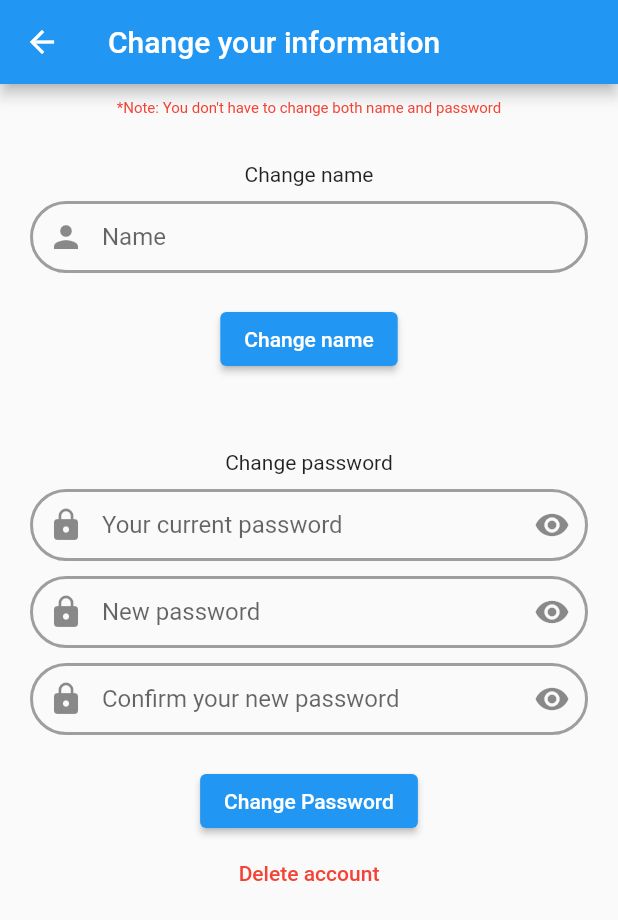
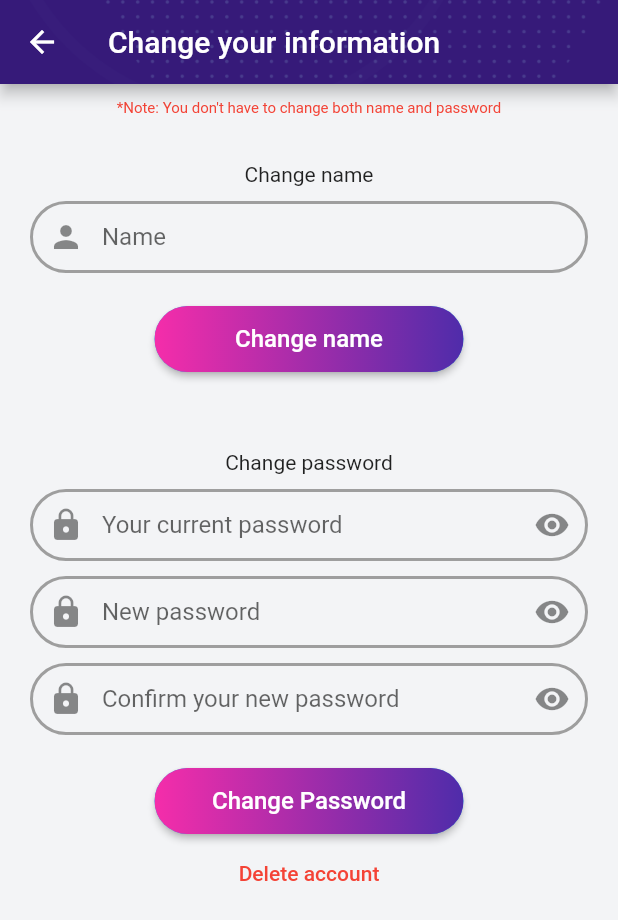
Before and after one commit to kin47/Flutter-Training, a Flutter app: the ChangeInformationScreen screen opened by its route, on a phone screen of 412 x 824 dp. Shown: the top 920 px of the screen. Run offline on Flutter 3.47's test engine with Material 2 defaults, Android fonts, the phone set to English and light mode, and no system bars; our stand-ins replace cloud_firestore, dio, firebase_auth, firebase_core, flutter_rating_bar; accounts and stored records are empty; network calls fail.

Commit message:
fix: update UI

```diff
--- /dev/null
+++ b/lib/helpers/custom_scaffold.dart
@@ -0,0 +1,47 @@
+import 'package:flutter/material.dart';
+
+Widget defaultScaffold(BuildContext context,
+    {AppBar? appBar,
+    required Widget body,
+    FloatingActionButton? floatingActionButton,
+    bool extendBodyBehindAppBar = false}) {
+  return Scaffold(
+    appBar: appBar,
+    backgroundColor: Theme.of(context).backgroundColor,
+    body: body,
+    floatingActionButton: floatingActionButton,
+    extendBodyBehindAppBar: extendBodyBehindAppBar,
+  );
+}
+
+AppBar defaultAppBar(BuildContext context, String title) {
+  return AppBar(
+    title: Text(title),
+    backgroundColor: Theme.of(context).primaryColor,
+    flexibleSpace: Container(
+      decoration: const BoxDecoration(
+        image: DecorationImage(
+          image: AssetImage('assets/images/assets-01.png'),
+          fit: BoxFit.fitWidth,
+        ),
+      ),
+    ),
+  );
+}
+
+AppBar appBarWithActions(
+    BuildContext context, String title, List<Widget> actions) {
+  return AppBar(
+    title: Text(title),
+    backgroundColor: Theme.of(context).primaryColor,
+    flexibleSpace: Container(
+      decoration: const BoxDecoration(
+        image: DecorationImage(
+          image: AssetImage('assets/images/assets-01.png'),
+          fit: BoxFit.fitWidth,
+        ),
+      ),
+    ),
+    actions: actions,
+  );
+}
--- /dev/null
+++ b/lib/helpers/default_elevated_button.dart
@@ -0,0 +1,43 @@
+import 'package:flutter/material.dart';
+
+ElevatedButton defaultElevatedButton(VoidCallback onPress, String text, double buttonWidth) {
+  return ElevatedButton(
+    onPressed: onPress,
+    style: ElevatedButton.styleFrom(
+      shape: const StadiumBorder(),
+      padding: const EdgeInsets.all(0),
+    ),
+    child: Ink(
+      decoration: const BoxDecoration(
+        gradient: LinearGradient(
+          colors: [
+            Color(0xFFF52DAA),
+            Color(0xFF4F2CAA),
+          ],
+          begin: Alignment.centerLeft,
+          end: Alignment.centerRight,
+        ),
+        borderRadius: BorderRadius.all(
+          Radius.circular(22),
+        ),
+      ),
+      child: SizedBox(
+        width: buttonWidth,
+        height: 44,
+        child: Row(
+          mainAxisAlignment: MainAxisAlignment.center,
+          children: [
+            Text(text,
+              textAlign: TextAlign.center,
+              style: const TextStyle(
+                color: Colors.white,
+                fontSize: 16,
+                fontWeight: FontWeight.w500,
+              ),
+            ),
+          ],
+        ),
+      ),
+    ),
+  );
+}
--- a/lib/user/views/change_information_screen.dart
+++ b/lib/user/views/change_information_screen.dart
@@ -1,11 +1,13 @@
 import 'package:flutter/material.dart';
+import 'package:flutter_training/helpers/custom_scaffold.dart';
+import 'package:flutter_training/helpers/default_elevated_button.dart';
 import 'package:flutter_training/helpers/ui_spacing.dart';
 import 'package:flutter_training/routes/app_routes.dart';
 import 'package:flutter_training/user/ViewModel/authentication.dart';
 import 'package:flutter_training/user/ViewModel/user_database.dart';
-import 'package:flutter_training/user/widgets/input_decoration.dart';
-import 'package:flutter_training/user/widgets/show_dialog.dart';
-import 'package:flutter_training/user/widgets/show_snackbar.dart';
+import 'package:flutter_training/helpers/input_decoration.dart';
+import 'package:flutter_training/helpers/show_dialog.dart';
+import 'package:flutter_training/helpers/show_snackbar.dart';
 import 'package:provider/provider.dart';
 
 class ChangeInformationScreen extends StatefulWidget {
@@ -37,13 +39,11 @@ class _ChangeInformationScreenState extends State<ChangeInformationScreen> {
 
   onChangePassword() async {
     if (_newPasswordController.text.isNotEmpty &&
-        _newPasswordController.text ==
-            _confirmNewPasswordController.text) {
-      Authentication auth =
-      Provider.of<Authentication>(context, listen: false);
+        _newPasswordController.text == _confirmNewPasswordController.text) {
+      Authentication auth = Provider.of<Authentication>(context, listen: false);
       if (await auth.changePassword(_newPasswordController.text)) {
-        customShowDialog(context, onClose,
-            "Change Password Successfully", "Close");
+        customShowDialog(
+            context, onClose, "Change Password Successfully", "Close");
       }
     }
   }
@@ -51,18 +51,19 @@ class _ChangeInformationScreenState extends State<ChangeInformationScreen> {
   onDeleteAccount() async {
     Authentication auth = Provider.of<Authentication>(context, listen: false);
     Navigator.of(context).pop();
-    if (await auth.deleteAccount() && await UserDatabase().deleteAccount(auth.currUser!.uid!)) {
+    if (await auth.deleteAccount() &&
+        await UserDatabase().deleteAccount(auth.currUser!.uid!)) {
       showSnackBar(context, "Delete Account Successfully!");
-      Navigator.of(context).pushNamedAndRemoveUntil(RouteName.root, (route) => false);
+      Navigator.of(context)
+          .pushNamedAndRemoveUntil(RouteName.root, (route) => false);
     }
   }
 
   @override
   Widget build(BuildContext context) {
-    return Scaffold(
-      appBar: AppBar(
-        title: const Text("Change your information"),
-      ),
+    return defaultScaffold(
+      context,
+      appBar: defaultAppBar(context, "Change your information"),
       body: SingleChildScrollView(
         child: Column(
           children: [
@@ -79,14 +80,19 @@ class _ChangeInformationScreenState extends State<ChangeInformationScreen> {
             SH10,
             nameInput(),
             SH20,
-            ElevatedButton(
-              onPressed: () async {
-                Authentication auth = Provider.of<Authentication>(context, listen: false);
-                if(await auth.changeAuthName(_nameController.text) && await UserDatabase().changeName(auth.currUser!.uid!, _nameController.text)) {
-                  customShowDialog(context, onClose, "Change name successfully", "Close");
+            defaultElevatedButton(
+              () async {
+                Authentication auth =
+                    Provider.of<Authentication>(context, listen: false);
+                if (await auth.changeAuthName(_nameController.text) &&
+                    await UserDatabase().changeName(
+                        auth.currUser!.uid!, _nameController.text)) {
+                  customShowDialog(
+                      context, onClose, "Change name successfully", "Close");
                 }
               },
-              child: const Text("Change name"),
+              "Change name",
+              screenWidthPercentage(context, percentage: 0.5),
             ),
             SH50,
             const Text("Change password"),
@@ -97,13 +103,15 @@ class _ChangeInformationScreenState extends State<ChangeInformationScreen> {
             SH10,
             confirmNewPasswordInput(),
             SH20,
-            ElevatedButton(
-              onPressed: onChangePassword,
-              child: const Text("Change Password"),
+            defaultElevatedButton(
+              onChangePassword,
+              "Change Password",
+              screenWidthPercentage(context, percentage: 0.5),
             ),
             TextButton(
               onPressed: () {
-                twoOptionsDialog(context, onDeleteAccount, onClose, "Do you want do delete your account?", "Yes", "No");
+                twoOptionsDialog(context, onDeleteAccount, onClose,
+                    "Do you want do delete your account?", "Yes", "No");
               },
               child: const Text(
                 "Delete account",
--- a/lib/user/views/signup_screen.dart
+++ b/lib/user/views/signup_screen.dart
@@ -1,4 +1,5 @@
 import 'package:flutter/material.dart';
+import 'package:flutter_training/helpers/custom_scaffold.dart';
 import 'package:flutter_training/user/widgets/form_background.dart';
 import 'package:flutter_training/user/widgets/signup_form.dart';
 import 'package:flutter_training/helpers/ui_spacing.dart';
@@ -7,12 +8,12 @@ class SignUpScreen extends StatelessWidget {
   const SignUpScreen({Key? key}) : super(key: key);
   @override
   Widget build(BuildContext context) {
-    return Scaffold(
-      extendBodyBehindAppBar: true,
+    return defaultScaffold(context,
       appBar: AppBar(
         backgroundColor: Colors.transparent,
         elevation: 0,
       ),
+      extendBodyBehindAppBar: true,
       body: SingleChildScrollView(
         child: Container(
           height: screenHeight(context),
```
Also changed, not shown: lib/books/views/book_detail_screen.dart (+13 -11 lines), lib/books/views/donate_book_screen.dart (+12 -14 lines), lib/books/views/library_screen.dart (+4 -4 lines), lib/home/views/home_screen.dart (+45 -23 lines), lib/home/widgets/HomeCard.dart (added, +33 -0 lines), lib/my_books/views/my_books_screen.dart (+5 -11 lines), lib/my_books/widget/my_book_card.dart (+41 -20 lines), lib/user/views/setting_screen.dart (+13 -10 lines), lib/user/widgets/login_form.dart (+8 -6 lines), lib/user/widgets/signup_form.dart (+6 -6 lines), assets/images/assets-01.png (added), assets/images/library.png (added), assets/images/my_books.png (added), lib/helpers/input_decoration.dart (renamed from lib/user/widgets/input_decoration.dart), 2 more files.
